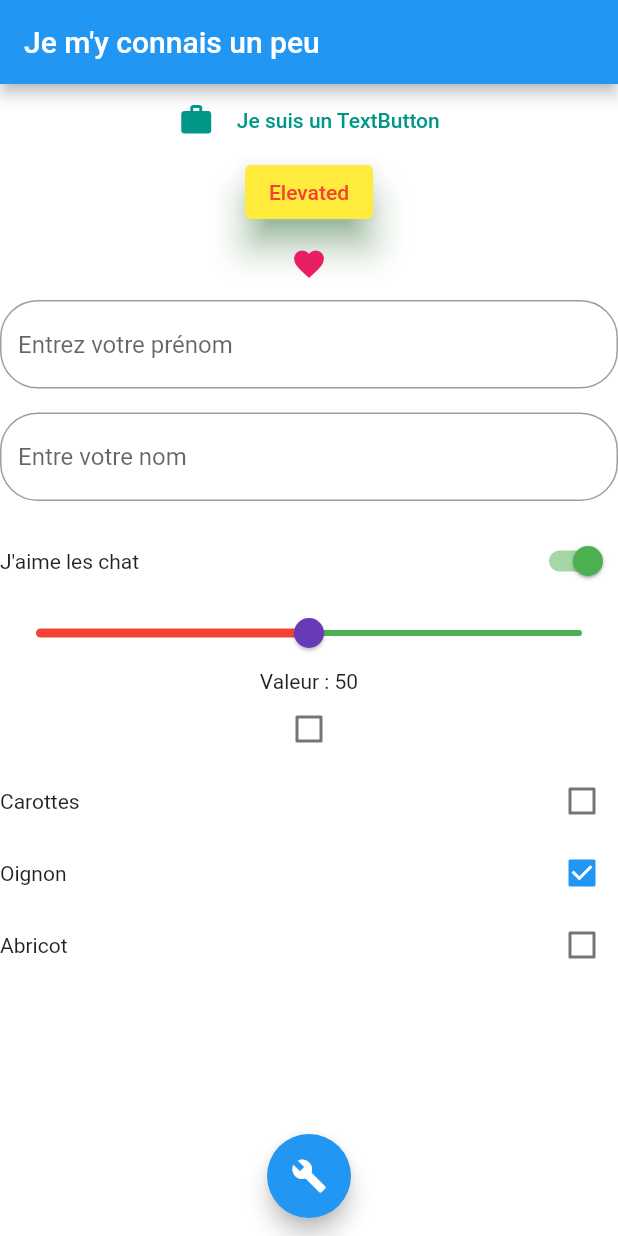
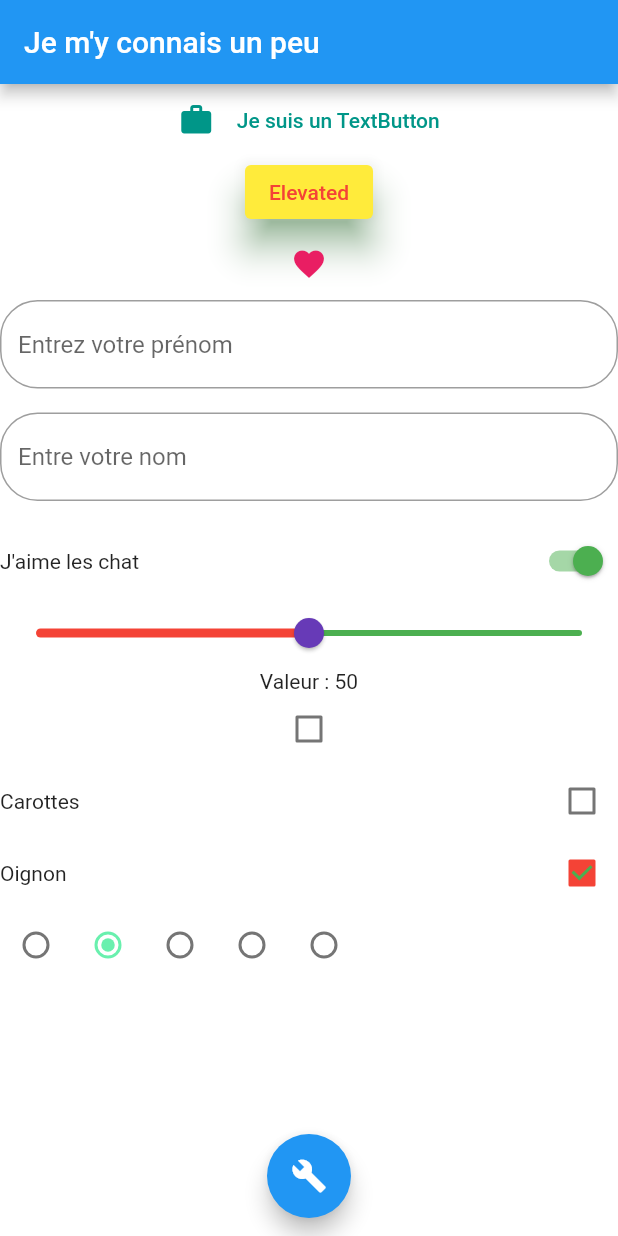
Before and after one commit to Anthonyrgn/interactifs_widget, a Flutter app: the screen it shows after launch, on a phone screen of 412 x 824 dp. Run offline on Flutter 3.47's test engine with Material 2 defaults, Android fonts, the phone set to English and light mode, and no system bars.

Commit message:
use radio button

```diff
--- a/lib/interactif_page.dart
+++ b/lib/interactif_page.dart
@@ -1,4 +1,5 @@
 import 'package:flutter/material.dart';
+import 'package:flutter/rendering.dart';
 
 class InteractifPage extends StatefulWidget {
   @override
@@ -21,8 +22,9 @@ class InteractifPageState extends State<InteractifPage> {
   Map<String, bool> courses = {
     "Carottes": false,
     "Oignon": true,
-    "Abricot": false,
   };
+
+  int groupValue = 1;
 
   @override
   void initState() {
@@ -134,7 +136,11 @@ class InteractifPageState extends State<InteractifPage> {
                     }))
               ],
             ),
-            Slider(value: sliderValue, min: 0, max: 100, onChanged: ((newValue){
+            Slider(
+              value: sliderValue,
+              min: 0,
+              max: 100,
+              onChanged: ((newValue) {
                 setState(() {
                   sliderValue = newValue;
                 });
@@ -144,9 +150,12 @@ class InteractifPageState extends State<InteractifPage> {
               activeColor: Colors.red,
             ),
             Text("Valeur : ${sliderValue.toInt()}"),
-            Checkbox(value: check, onChanged: ((newBool) => setState(()
-            => check = newBool ?? false))),
+            Checkbox(
+                value: check,
+                onChanged: ((newBool) =>
+                    setState(() => check = newBool ?? false))),
             checks(),
+            radios(),
           ],
         ),
       ),
@@ -191,7 +200,7 @@ class InteractifPageState extends State<InteractifPage> {
     });
   }
 
-  Column checks(){
+  Column checks() {
     List<Widget> items = [];
     courses.forEach((course, achete) {
       Widget row = Row(
@@ -199,11 +208,16 @@ class InteractifPageState extends State<InteractifPage> {
         mainAxisAlignment: MainAxisAlignment.spaceBetween,
         children: [
           Text(course),
-          Checkbox(value: achete, onChanged: ((newValue) {
+          Checkbox(
+            value: achete,
+            onChanged: ((newValue) {
               setState(() {
                 courses[course] = newValue ?? false;
               });
-          }))
+            }),
+            checkColor: Colors.green,
+            activeColor: Colors.red,
+          )
         ],
       );
       items.add(row);
@@ -212,4 +226,22 @@ class InteractifPageState extends State<InteractifPage> {
       children: items,
     );
   }
+
+  Row radios(){
+    List<Widget> radios = [];
+    for (var i = 0; i < 5; i++){
+      Radio r = Radio(
+        activeColor: Colors.greenAccent,
+          value: i,
+          groupValue: groupValue,
+          onChanged: ((newValue) {
+            setState(() {
+              groupValue = newValue as int;
+            });
+          }));
+      radios.add(r);
     }
+    return Row(children: radios,);
+  }
+
+}
```
Lines whose indentation alone changed are shown as unchanged.
